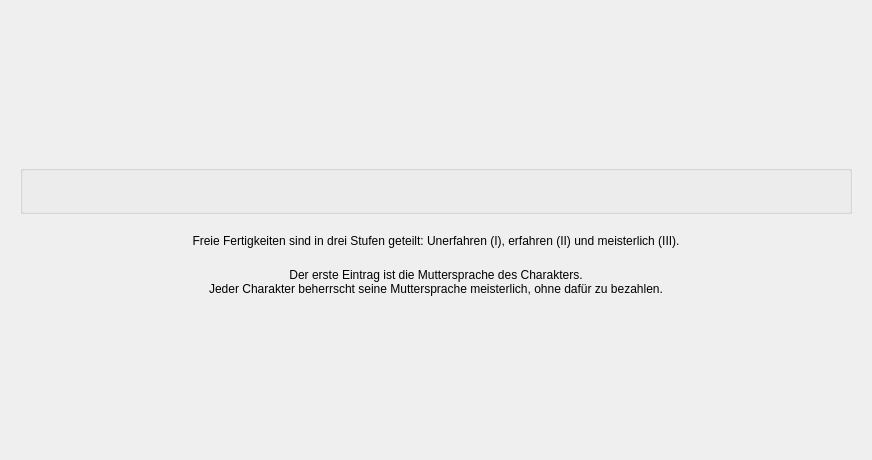
Before: the Qt Designer form designer/CharakterFreieFert.ui in Aeolitus/Sephrasto, drawn with Qt 5.
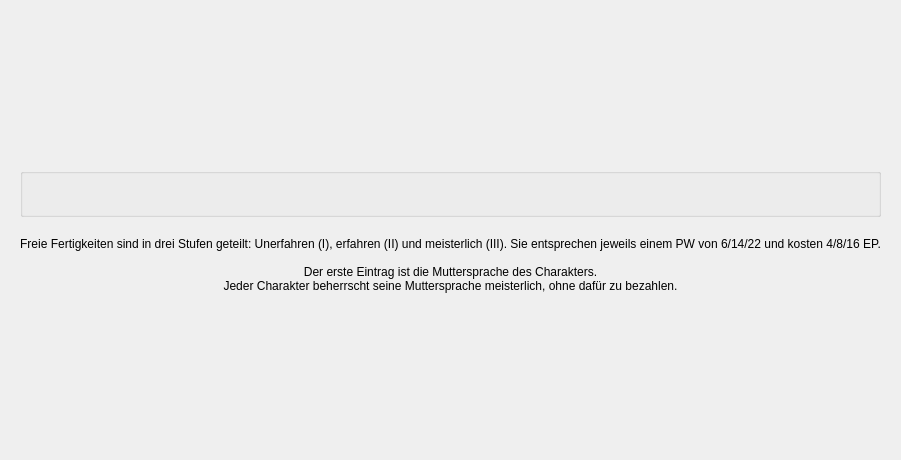
After: the same form once the commit is applied.

Commit message: Freie Fertigkeiten Tab: make info text configurable via db setting

The edit to the form file:
```diff
--- a/designer/CharakterFreieFert.ui
+++ b/designer/CharakterFreieFert.ui
@@ -44,8 +44,8 @@
        </property>
       </spacer>
      </item>
-     <item row="4" column="0">
-      <widget class="QLabel" name="label">
+     <item row="3" column="0">
+      <widget class="QLabel" name="labelInfo">
        <property name="minimumSize">
         <size>
          <width>0</width>
@@ -53,7 +53,9 @@
         </size>
        </property>
        <property name="text">
-        <string>Der erste Eintrag ist die Muttersprache des Charakters.
+        <string>Freie Fertigkeiten sind in drei Stufen geteilt: Unerfahren (I), erfahren (II) und meisterlich (III). Sie entsprechen jeweils einem PW von 6/14/22 und kosten 4/8/16 EP.
+
+Der erste Eintrag ist die Muttersprache des Charakters.
 Jeder Charakter beherrscht seine Muttersprache meisterlich, ohne dafür zu bezahlen.</string>
        </property>
        <property name="alignment">
@@ -61,7 +63,7 @@
        </property>
       </widget>
      </item>
-     <item row="5" column="0">
+     <item row="4" column="0">
       <spacer name="verticalSpacer_2">
        <property name="orientation">
         <enum>Qt::Vertical</enum>
@@ -101,16 +103,6 @@
        </layout>
       </widget>
      </item>
-     <item row="3" column="0">
-      <widget class="QLabel" name="labelRegeln">
-       <property name="text">
-        <string>Freie Fertigkeiten sind in drei Stufen geteilt: Unerfahren (I), erfahren (II) und meisterlich (III).</string>
-       </property>
-       <property name="alignment">
-        <set>Qt::AlignCenter</set>
-       </property>
-      </widget>
-     </item>
     </layout>
    </item>
   </layout>
```
The commit also changes 3 other files.
